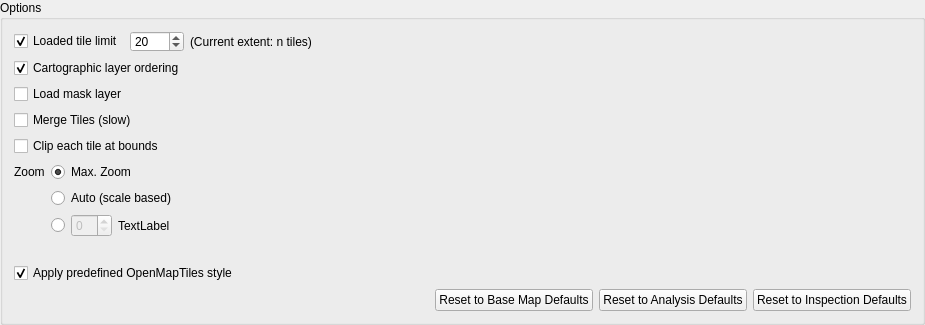
Old version of the form ui/options.ui in the repository geometalab/Vector-Tiles-Reader-QGIS-Plugin.
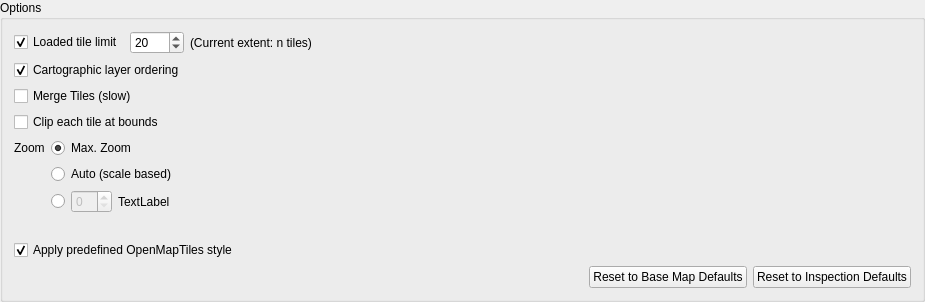
New version of the form.

Commit message: button "analysis defaults" removed

Patch:
```diff
--- a/ui/options.ui
+++ b/ui/options.ui
@@ -23,7 +23,7 @@
    <string>Options</string>
   </property>
   <layout class="QGridLayout" name="gridLayout">
-   <item row="8" column="1">
+   <item row="7" column="1">
     <layout class="QHBoxLayout" name="horizontalLayout">
      <item>
       <widget class="QRadioButton" name="rbZoomManual">
@@ -67,7 +67,7 @@
      </item>
     </layout>
    </item>
-   <item row="4" column="0" colspan="2">
+   <item row="3" column="0" colspan="2">
     <widget class="QCheckBox" name="chkMergeTiles">
      <property name="text">
       <string>Merge Tiles (slow)</string>
@@ -77,52 +77,14 @@
      </property>
     </widget>
    </item>
-   <item row="12" column="0" colspan="2">
-    <layout class="QHBoxLayout" name="horizontalLayout_3">
-     <item>
-      <spacer name="horizontalSpacer_2">
-       <property name="orientation">
-        <enum>Qt::Horizontal</enum>
-       </property>
-       <property name="sizeHint" stdset="0">
-        <size>
-         <width>40</width>
-         <height>20</height>
-        </size>
-       </property>
-      </spacer>
-     </item>
-     <item>
-      <widget class="QPushButton" name="btnResetToBasemapDefaults">
-       <property name="text">
-        <string>Reset to Base Map Defaults</string>
-       </property>
-      </widget>
-     </item>
-     <item>
-      <widget class="QPushButton" name="btnResetToAnalysisDefaults">
-       <property name="text">
-        <string>Reset to Analysis Defaults</string>
-       </property>
-      </widget>
-     </item>
-     <item>
-      <widget class="QPushButton" name="btnResetToInspectionDefaults">
-       <property name="text">
-        <string>Reset to Inspection Defaults</string>
-       </property>
-      </widget>
-     </item>
-    </layout>
-   </item>
-   <item row="5" column="0" colspan="2">
+   <item row="4" column="0" colspan="2">
     <widget class="QCheckBox" name="chkClipTiles">
      <property name="text">
       <string>Clip each tile at bounds</string>
      </property>
     </widget>
    </item>
-   <item row="10" column="0">
+   <item row="9" column="0">
     <spacer name="verticalSpacer">
      <property name="orientation">
       <enum>Qt::Vertical</enum>
@@ -201,32 +163,47 @@
     </layout>
    </item>
    <item row="11" column="0" colspan="2">
-    <widget class="QCheckBox" name="chkApplyStyles">
-     <property name="toolTip">
-      <string>Apply a build-in, predefined QGIS style made for OpenMapTiles (instead of random QGIS default style)</string>
-     </property>
-     <property name="text">
-      <string>Apply predefined OpenMapTiles style</string>
-     </property>
-     <property name="checked">
-      <bool>true</bool>
-     </property>
-    </widget>
+    <layout class="QHBoxLayout" name="horizontalLayout_3">
+     <item>
+      <spacer name="horizontalSpacer_2">
+       <property name="orientation">
+        <enum>Qt::Horizontal</enum>
+       </property>
+       <property name="sizeHint" stdset="0">
+        <size>
+         <width>40</width>
+         <height>20</height>
+        </size>
+       </property>
+      </spacer>
+     </item>
+     <item>
+      <widget class="QPushButton" name="btnResetToBasemapDefaults">
+       <property name="text">
+        <string>Reset to Base Map Defaults</string>
+       </property>
+      </widget>
+     </item>
+     <item>
+      <widget class="QPushButton" name="btnResetToInspectionDefaults">
+       <property name="text">
+        <string>Reset to Inspection Defaults</string>
+       </property>
+      </widget>
+     </item>
+    </layout>
    </item>
-   <item row="2" column="0" colspan="2">
-    <widget class="QCheckBox" name="chkCartographicOrdering">
-     <property name="toolTip">
-      <string>Use ordering according to cartographic element types (label, points, lines, areas) instead of original ordering from the tile source</string>
-     </property>
+   <item row="5" column="1">
+    <widget class="QRadioButton" name="rbZoomMax">
      <property name="text">
-      <string>Cartographic layer ordering</string>
+      <string>Max. Zoom</string>
      </property>
      <property name="checked">
       <bool>true</bool>
      </property>
     </widget>
    </item>
-   <item row="6" column="0">
+   <item row="5" column="0">
     <widget class="QLabel" name="label_5">
      <property name="maximumSize">
       <size>
@@ -239,30 +216,39 @@
      </property>
     </widget>
    </item>
-   <item row="3" column="0" colspan="2">
-    <widget class="QCheckBox" name="chkLoadMaskLayer">
-     <property name="text">
-      <string>Load mask layer</string>
-     </property>
-    </widget>
-   </item>
    <item row="6" column="1">
-    <widget class="QRadioButton" name="rbZoomMax">
-     <property name="text">
-      <string>Max. Zoom</string>
-     </property>
-     <property name="checked">
-      <bool>true</bool>
-     </property>
-    </widget>
-   </item>
-   <item row="7" column="1">
     <widget class="QRadioButton" name="rbAutoZoom">
      <property name="text">
       <string>Auto (scale based)</string>
      </property>
     </widget>
    </item>
+   <item row="10" column="0" colspan="2">
+    <widget class="QCheckBox" name="chkApplyStyles">
+     <property name="toolTip">
+      <string>Apply a build-in, predefined QGIS style made for OpenMapTiles (instead of random QGIS default style)</string>
+     </property>
+     <property name="text">
+      <string>Apply predefined OpenMapTiles style</string>
+     </property>
+     <property name="checked">
+      <bool>true</bool>
+     </property>
+    </widget>
+   </item>
+   <item row="2" column="0" colspan="2">
+    <widget class="QCheckBox" name="chkCartographicOrdering">
+     <property name="toolTip">
+      <string>Use ordering according to cartographic element types (label, points, lines, areas) instead of original ordering from the tile source</string>
+     </property>
+     <property name="text">
+      <string>Cartographic layer ordering</string>
+     </property>
+     <property name="checked">
+      <bool>true</bool>
+     </property>
+    </widget>
+   </item>
   </layout>
  </widget>
  <resources/>
```
The commit also changes 2 other files.
